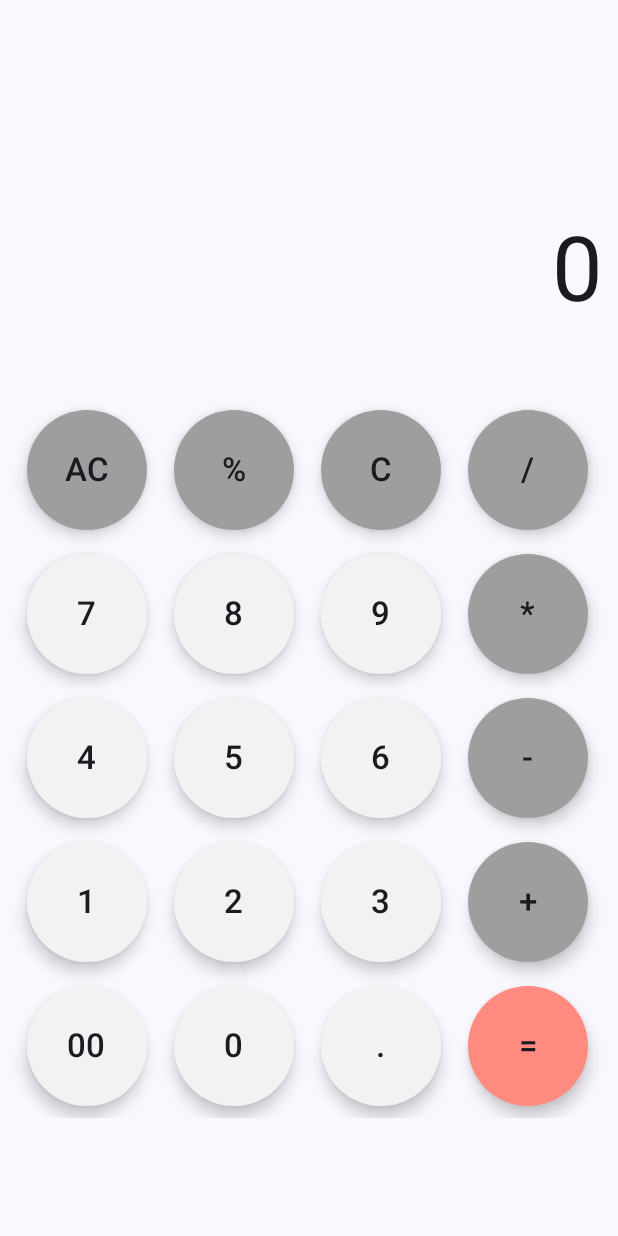
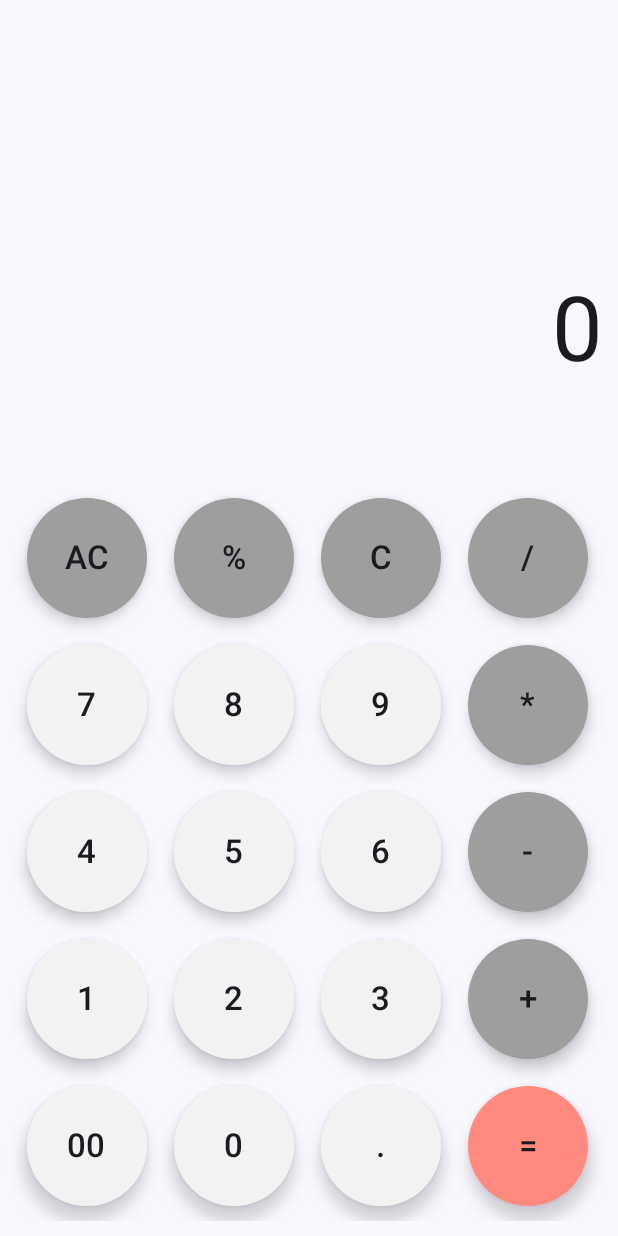
Before and after one commit to alvaropuentedev/rechner-android-app, an Android app built with Jetpack Compose: the screen it shows after launch (MainActivity), on a phone screen of 412 x 824 dp. Run offline under Robolectric (Android 15) with nearby library versions, the phone set to English and light mode, and no system bars; our stand-ins replace livedata-compose.

Commit message:
style: Improve UI

```diff
--- a/app/src/main/java/dev/alvaropuente/rechnerandroidapp/ui/components/Calculator.kt
+++ b/app/src/main/java/dev/alvaropuente/rechnerandroidapp/ui/components/Calculator.kt
@@ -1,5 +1,6 @@
 package dev.alvaropuente.rechnerandroidapp.ui.components
 
+import androidx.compose.foundation.layout.Arrangement
 import androidx.compose.foundation.layout.Box
 import androidx.compose.foundation.layout.Column
 import androidx.compose.foundation.layout.Spacer
@@ -40,29 +41,35 @@ fun Calculator(modifier: Modifier = Modifier, viewModel: CalculatorViewModel) {
             modifier = Modifier.fillMaxSize(),
             horizontalAlignment = Alignment.End
         ) {
+            // Top Content
+            Column(
+                modifier = Modifier.weight(1f),
+                horizontalAlignment = Alignment.End,
+                verticalArrangement = Arrangement.Top
+            ) {
                 Text(
-                text = equationText.value?: "",
+                    text = equationText.value ?: "",
                     style = TextStyle(
                         fontSize = 30.sp,
                         textAlign = TextAlign.End
                     ),
-                maxLines = 5,
+                    maxLines = 1,
                     overflow = TextOverflow.Ellipsis,
                 )
 
-            Spacer(modifier = Modifier.height(100.dp))
+                Spacer(modifier = Modifier.height(140.dp))
 
                 Text(
-                text = resultText.value?: "",
+                    text = resultText.value ?: "",
                     style = TextStyle(
                         fontSize = 60.sp,
                         textAlign = TextAlign.End
                     ),
                     maxLines = 2,
                 )
+            }
 
-            Spacer(modifier = Modifier.height(50.dp))
-
+            // Bottom Content
             LazyVerticalGrid(
                 columns = GridCells.Fixed(4),
             ) {
--- a/app/src/main/java/dev/alvaropuente/rechnerandroidapp/ui/components/CalculatorButton.kt
+++ b/app/src/main/java/dev/alvaropuente/rechnerandroidapp/ui/components/CalculatorButton.kt
@@ -1,6 +1,7 @@
 package dev.alvaropuente.rechnerandroidapp.ui.components
 
 import androidx.compose.foundation.layout.Box
+import androidx.compose.foundation.layout.aspectRatio
 import androidx.compose.foundation.layout.padding
 import androidx.compose.foundation.layout.size
 import androidx.compose.foundation.shape.CircleShape
@@ -19,7 +20,9 @@ import androidx.compose.ui.unit.sp
 fun CalculatorButton(btn: String, onClick: () -> Unit = {}) {
     val hapticFeedback = LocalHapticFeedback.current
     Box(
-        modifier = Modifier.padding(8.dp)
+        modifier = Modifier
+            .padding(8.dp)
+            .aspectRatio(1f)
     ) {
         FloatingActionButton(
             modifier = Modifier.size(80.dp),
@@ -41,7 +44,7 @@ fun CalculatorButton(btn: String, onClick: () -> Unit = {}) {
 
 fun getColor(btn: String): Color {
     return when (btn) {
-        "AC", "C","%", "/", "*", "-", "+" -> Color(0xFF9E9E9E)
+        "AC", "C", "%", "/", "*", "-", "+" -> Color(0xFF9E9E9E)
         "=" -> Color(0xFFFF8A80)
         else -> Color(0xFFF2F2F2)
     }
```
Also changed, not shown: 1 other file. Lines whose indentation alone changed are shown as unchanged.
